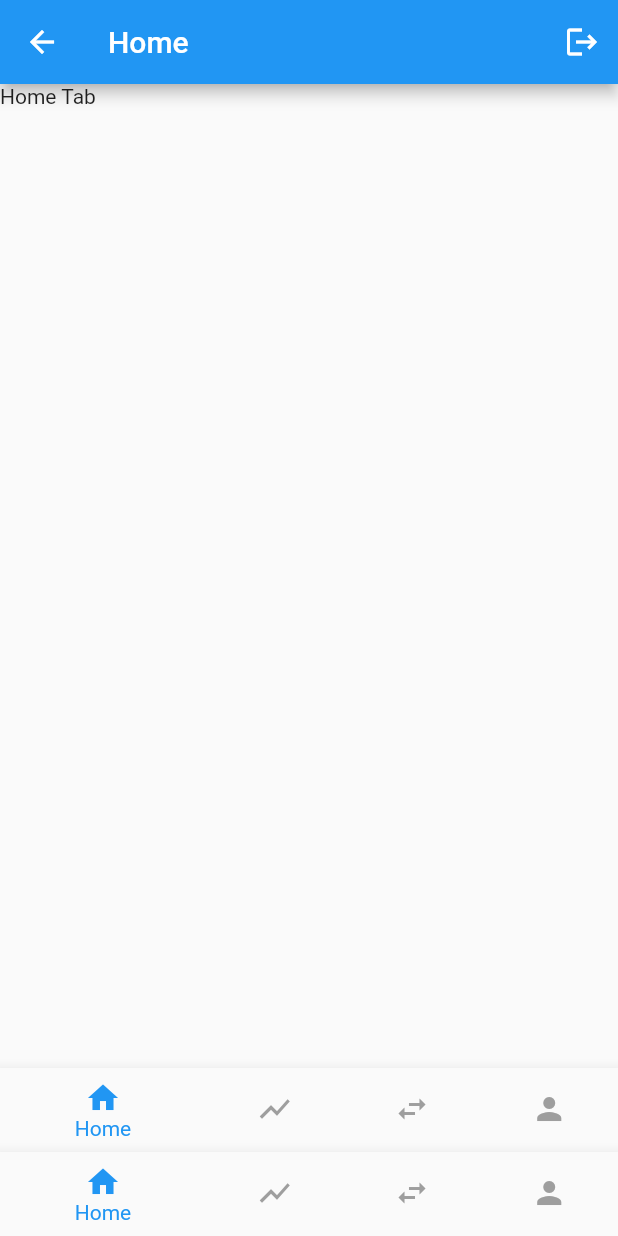
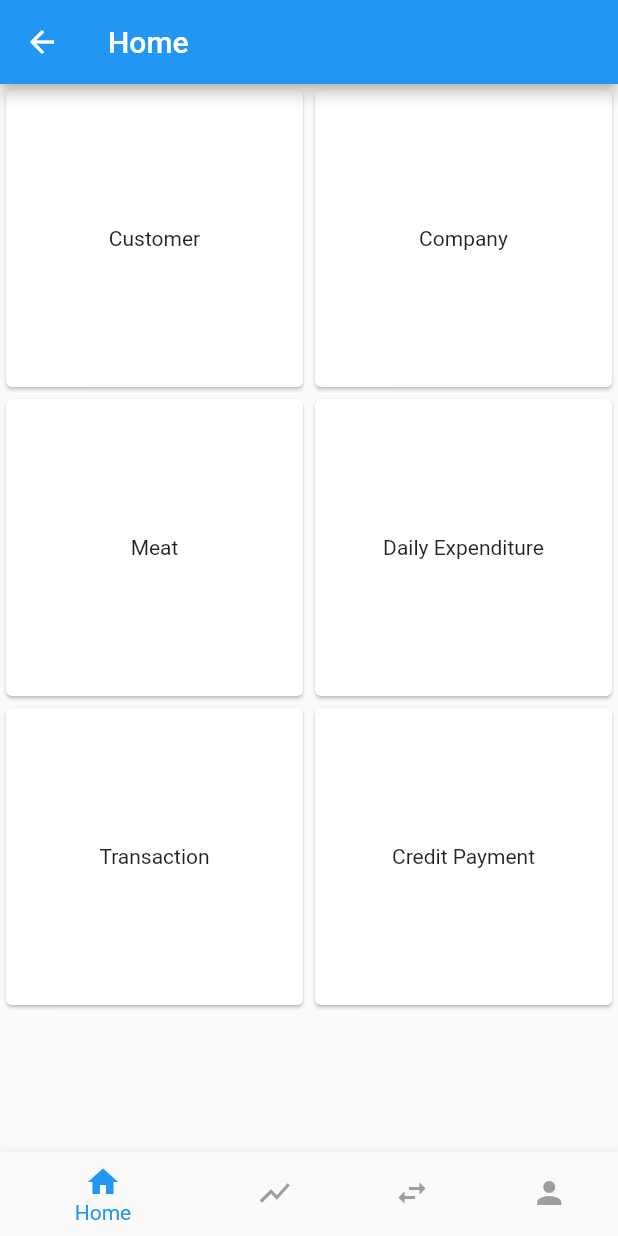
Before and after one commit to robysetyaw/trackProsto-Flutter, a Flutter app: the MainScreen screen opened by its route, on a phone screen of 412 x 824 dp. Run offline on Flutter 3.47's test engine with Material 2 defaults, Android fonts, the phone set to English and light mode, and no system bars; our stand-ins replace flutter_secure_storage; accounts and stored records are empty.

Commit message:
add cardView to home_view

```diff
--- a/lib/views/home_view.dart
+++ b/lib/views/home_view.dart
@@ -1,5 +1,4 @@
 import 'package:flutter/material.dart';
-import 'package:meat_retailer/widgets/custom_bottom_navigation.dart';
 
 class HomeView extends StatefulWidget {
   @override
@@ -7,39 +6,52 @@ class HomeView extends StatefulWidget {
 }
 
 class _HomeViewState extends State<HomeView> {
-  int _currentIndex = 0;
-
-  // Daftar Widget untuk setiap tab. Ganti ini dengan halaman yang sebenarnya.
-  final List<Widget> _children = [
-    Text('Home Tab'),
-    Text('Messages Tab'),
-    Text('Profile Tab'),
-  ];
-
-  void onTabTapped(int index) {
-    setState(() {
-      _currentIndex = index;
-    });
-  }
-
   @override
   Widget build(BuildContext context) {
     return Scaffold(
       appBar: AppBar(
         title: Text('Home'),
-        actions: <Widget>[
-          IconButton(
-            icon: Icon(Icons.logout),
-            onPressed: () {
-              // TODO: Implement logout functionality
-            },
+      ),
+      body: GridView.count(
+        crossAxisCount: 2, // jumlah kolom
+        children: <Widget>[
+          Card(
+            child: AspectRatio(
+              aspectRatio: 3/2,
+              child: Center(child: Text('Customer')),
+            ),
+          ),
+          Card(
+            child: AspectRatio(
+              aspectRatio: 3/2,
+              child: Center(child: Text('Company')),
+            ),
+          ),
+          Card(
+            child: AspectRatio(
+              aspectRatio: 3/2,
+              child: Center(child: Text('Meat')),
+            ),
+          ),
+          Card(
+            child: AspectRatio(
+              aspectRatio: 3/2,
+              child: Center(child: Text('Daily Expenditure')),
+            ),
+          ),
+          Card(
+            child: AspectRatio(
+              aspectRatio: 3/2,
+              child: Center(child: Text('Transaction')),
+            ),
+          ),
+          Card(
+            child: AspectRatio(
+              aspectRatio: 3/2,
+              child: Center(child: Text('Credit Payment')),
+            ),
           ),
         ],
-      ),
-      body: _children[_currentIndex], // Menampilkan halaman yang sesuai dengan tab aktif
-      bottomNavigationBar: CustomBottomNavigationBar(
-        currentIndex: _currentIndex,
-        onTabSelected: onTabTapped,
       ),
     );
   }
--- a/lib/views/main_screen.dart
+++ b/lib/views/main_screen.dart
@@ -24,7 +24,7 @@ class _MainScreenState extends State<MainScreen> {
       case 3:
         // return UsersView();
       default:
-        return HomeView();
+        return StockReportView();
     }
   }
 
```
